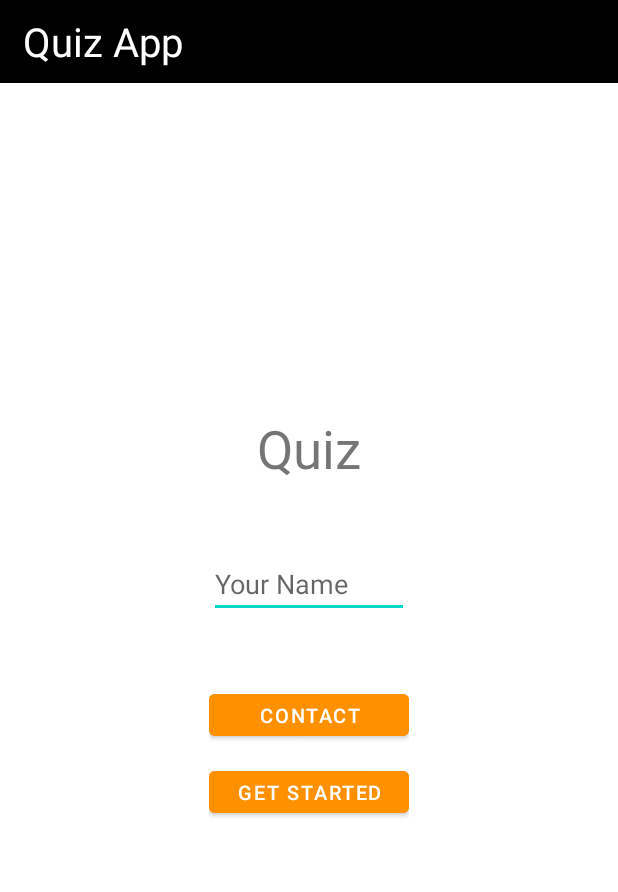
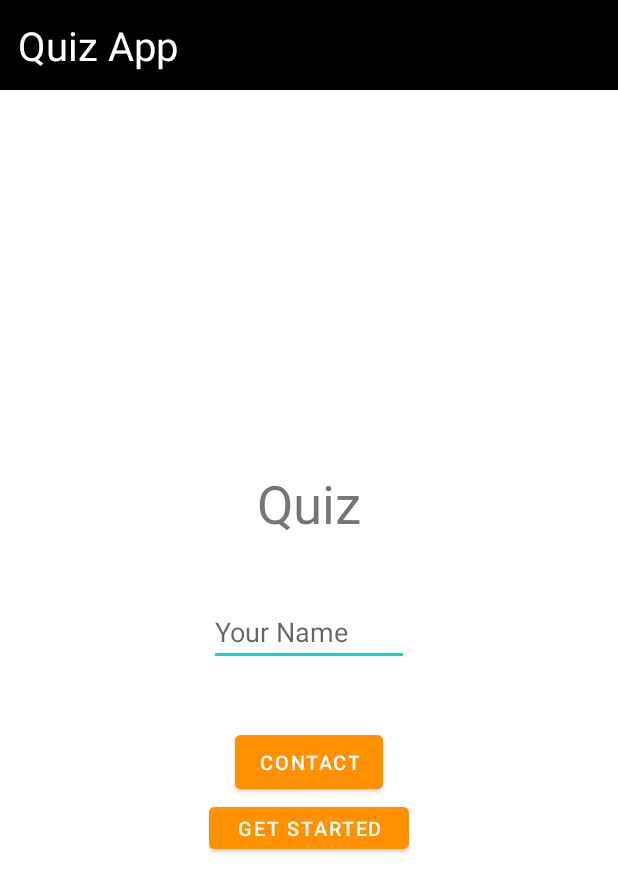
Before and after one commit to D-SZAdorjan/QuizApp, an Android app: the screen it shows after launch (MainActivity), on a phone screen of 412 x 824 dp. Shown: the top 892 px of the screen. Run offline under Robolectric (Android 15) with nearby library versions, the phone set to English and light mode, and no system bars; 2 statements that could not run were skipped.

Commit message:
5ös labor kis kiegészítés

```diff
--- a/Lab3_2/app/src/main/java/com/example/lab3_2/AppFirstPageActivity.kt
+++ b/Lab3_2/app/src/main/java/com/example/lab3_2/AppFirstPageActivity.kt
@@ -18,8 +18,8 @@ class AppFirstPageActivity : AppCompatActivity() {
 
         user_name = findViewById(R.id.name_of_player)
 
-        val u_name = intent.getStringExtra(MainActivity.EXTRA_MESSAGE)
+        //val u_name = intent.getStringExtra(MainActivity.EXTRA_MESSAGE)
 
-        user_name.setText(u_name)
+        //user_name.setText(u_name)
     }
 }
--- a/Lab3_2/app/src/main/java/com/example/lab3_2/MainActivity.kt
+++ b/Lab3_2/app/src/main/java/com/example/lab3_2/MainActivity.kt
@@ -1,5 +1,6 @@
 package com.example.lab3_2
 
+import QuizController
 import android.app.Instrumentation
 import android.content.Context
 import android.content.Intent
@@ -18,11 +19,15 @@ import androidx.activity.result.ActivityResult
 import androidx.activity.result.ActivityResultCallback
 import androidx.activity.result.contract.ActivityResultContract
 import androidx.activity.result.contract.ActivityResultContracts
+import androidx.activity.viewModels
+import androidx.fragment.app.FragmentManager
 import com.google.android.material.snackbar.Snackbar
+import logic.MyViewModel
 import java.security.AccessController.getContext
 
 class MainActivity : AppCompatActivity() {
-    companion object{
+
+    /*companion object{
         const val EXTRA_MESSAGE = "com.example.QuizApp.USERNAME"
     }
 
@@ -35,13 +40,13 @@ class MainActivity : AppCompatActivity() {
         override fun parseResult(resultCode: Int, intent: Intent?): Uri? {
             return if (resultCode == RESULT_OK) intent?.data else null
         }
-    }
+    }*/
 
     private lateinit var btnGetStarted : Button
     private lateinit var etMainEditText : EditText
     private lateinit var btnContacts : Button
 
-    private val activityRL = registerForActivityResult(PickContact()){
+    /*private val activityRL = registerForActivityResult(PickContact()){
         it?.also { contactUri ->
             val projection = arrayOf(
                 ContactsContract.CommonDataKinds.Phone.DISPLAY_NAME,
@@ -54,15 +59,22 @@ class MainActivity : AppCompatActivity() {
                 close()
             }
         }
-    }
+    }*/
 
     override fun onCreate(savedInstanceState: Bundle?) {
         super.onCreate(savedInstanceState)
         super.getSupportActionBar()?.hide()
 
+        //creating the viewmodel
+        val model: MyViewModel by viewModels()
+        //creating the quizController object
+        val quizC = QuizController(this)
+        //adding the quizController object to the viewmodel
+        model.setQuizController(quizC)
+
         super.setContentView(R.layout.activity_main)
 
-        btnGetStarted = findViewById(R.id.btnGs)
+        /*btnGetStarted = findViewById(R.id.btnGs)
         etMainEditText = findViewById(R.id.et_main)
         btnContacts = findViewById(R.id.btnContact)
 
@@ -74,7 +86,9 @@ class MainActivity : AppCompatActivity() {
 
         btnContacts.setOnClickListener{
             onContactButtonClick()
-        }
+        }*/
+
+
     }
 
     override fun onStart() {
@@ -102,7 +116,7 @@ class MainActivity : AppCompatActivity() {
         Log.i("GSBTN", "The app got Destroyed!")
     }
 
-    fun onGSBUttonClick(){
+    /*fun onGSBUttonClick(){
         Log.i("GSBTN", "clicked")
         when{
             etMainEditText.text.isBlank() -> Snackbar.make(window.decorView.rootView, "The \"Your name\" field can't be blank", Snackbar.LENGTH_LONG).setAction("Try Again"){}.show()
@@ -120,5 +134,5 @@ class MainActivity : AppCompatActivity() {
 
     fun onContactButtonClick(){
         activityRL.launch(0)
-    }
+    }*/
 }
--- /dev/null
+++ b/Lab3_2/app/src/main/java/com/example/lab3_2/QuizStartFragment.kt
@@ -0,0 +1,126 @@
+package com.example.lab3_2
+
+import Answer
+import QuizController
+import android.content.Context
+import android.content.Intent
+import android.net.Uri
+import android.os.Bundle
+import android.provider.ContactsContract
+import android.util.Log
+import androidx.fragment.app.Fragment
+import android.view.LayoutInflater
+import android.view.View
+import android.view.ViewGroup
+import android.widget.Button
+import android.widget.EditText
+import androidx.activity.result.contract.ActivityResultContract
+import androidx.appcompat.app.AppCompatActivity
+import androidx.navigation.Navigation
+import com.example.lab3_2.databinding.FragmentQuizStartBinding
+import com.google.android.material.snackbar.Snackbar
+
+class QuizStartFragment : Fragment() {
+
+    override fun onCreate(savedInstanceState: Bundle?) {
+        super.onCreate(savedInstanceState)
+    }
+
+    companion object{
+        const val EXTRA_MESSAGE = "com.example.QuizApp.USERNAME"
+    }
+
+    class PickContact : ActivityResultContract<Int, Uri?>() {
+        override fun createIntent(context: Context, input: Int?) =
+            Intent(Intent.ACTION_PICK, ContactsContract.Contacts.CONTENT_URI).also {
+                it.type = ContactsContract.CommonDataKinds.Phone.CONTENT_TYPE
+            }
+
+        override fun parseResult(resultCode: Int, intent: Intent?): Uri? {
+            return if (resultCode == AppCompatActivity.RESULT_OK) intent?.data else null
+        }
+    }
+
+    private val activityRL = registerForActivityResult(PickContact()){
+        it?.also { contactUri ->
+            val projection = arrayOf(
+                ContactsContract.CommonDataKinds.Phone.DISPLAY_NAME,
+                ContactsContract.CommonDataKinds.Phone.NUMBER
+            )
+
+            this.activity?.contentResolver?.query(contactUri, projection, null, null, null)?.apply{
+                moveToFirst()
+                etMainEditText.setText(getString(0))
+                close()
+            }
+        }
+    }
+
+    private var _binding: FragmentQuizStartBinding? = null
+    // This property is only valid between onCreateView and
+// onDestroyView.
+    private val binding get() = _binding!!
+
+    private lateinit var btnGetStarted : Button
+    private lateinit var etMainEditText : EditText
+    private lateinit var btnContacts : Button
+
+    override fun onCreateView(
+        inflater: LayoutInflater,
+        container: ViewGroup?,
+        savedInstanceState: Bundle?
+    ): View? {
+        //val view = inflater.inflate(R.layout.fragment_quiz_start, container, false)
+        _binding = FragmentQuizStartBinding.inflate(inflater, container, false)
+        val view = binding.root
+        // Inflate the layout for this fragment
+        btnGetStarted = binding.btnGs
+        Log.i("btnGetStarted", btnGetStarted.toString())
+        btnContacts = binding.btnContact
+        etMainEditText = binding.etMain
+        return view
+    }
+
+    override fun onViewCreated(view: View, savedInstanceState: Bundle?) {
+        super.onViewCreated(view, savedInstanceState)
+
+        btnGetStarted.setOnClickListener{
+            Log.i("btnGetStarted", "button get started got cllicked!")
+            onGSBUttonClick(view)
+        }
+
+        btnContacts.setOnClickListener{
+            Log.i("btnContacts", "button contacts got cllicked!")
+            onContactButtonClick()
+        }
+    }
+
+    override fun onDestroyView() {
+        super.onDestroyView()
+        _binding = null
+    }
+
+    fun onGSBUttonClick(view: View){
+        Log.i("GSBTN", "clicked")
+        when{
+            etMainEditText.text.isBlank() -> Snackbar.make(requireActivity().findViewById(android.R.id.content), "The \"Your name\" field can't be blank", Snackbar.LENGTH_LONG).setAction("Try Again"){}.show()
+            etMainEditText.text.all{ !it.isLetter() } -> Snackbar.make(requireActivity().findViewById(android.R.id.content), "The \"Your name\" field should contain only letters", Snackbar.LENGTH_LONG).setAction("Try Again"){ etMainEditText.text.clear() }.show()
+            else -> { openQuestionFragment(view) }//openFPActivity() }
+        }
+    }
+
+    /*fun openFPActivity(){
+        val intent = Intent(this, AppFirstPageActivity::class.java).apply{
+            putExtra(EXTRA_MESSAGE, etMainEditText.text.toString())
+        }
+        startActivity(intent)
+    }*/
+
+    fun openQuestionFragment(view: View){
+        Navigation.findNavController(view).navigate(R.id.navigateQuizStartFragmentToQuestionFragment)
+    }
+
+    fun onContactButtonClick(){
+        activityRL.launch(0)
+    }
+}
--- a/Lab3_2/app/src/main/res/layout/activity_main.xml
+++ b/Lab3_2/app/src/main/res/layout/activity_main.xml
@@ -6,24 +6,24 @@
     android:layout_height="match_parent"
     tools:context=".MainActivity">
 
-    <RelativeLayout
+    <androidx.constraintlayout.widget.ConstraintLayout
         android:layout_width="match_parent"
-        android:layout_height="match_parent">
-        <LinearLayout
+        android:layout_height="match_parent"
+        app:layout_constraintTop_toTopOf="parent">
+
+        <TextView
+            android:id="@+id/head"
             android:layout_width="match_parent"
-            android:layout_height="25pt"
+            android:layout_height="wrap_content"
             android:background="@color/black"
-            android:id="@+id/heder_main">
-            <TextView
-                android:layout_width="wrap_content"
-                android:layout_height="wrap_content"
-                android:text="Quiz App"
-                android:textColor="@color/white"
-                android:textSize="12pt"
-                android:layout_marginLeft="7pt"
-                android:layout_gravity="center_vertical"/>
-        </LinearLayout>
-        <RelativeLayout
+            android:padding="12sp"
+            android:text="Quiz App"
+            android:textColor="@color/white"
+            android:textSize="12pt"
+            app:layout_constraintLeft_toLeftOf="parent"
+            app:layout_constraintStart_toStartOf="parent"
+            app:layout_constraintTop_toTopOf="parent"></TextView>
+        <!--<RelativeLayout
             android:layout_width="wrap_content"
             android:layout_height="wrap_content"
             android:layout_centerInParent="true">
@@ -63,7 +63,20 @@
                 android:textSize="6pt"
                 android:backgroundTint="@color/orange_f9100"/>
 
-        </RelativeLayout>
-    </RelativeLayout>
+        </RelativeLayout>-->
+        <androidx.fragment.app.FragmentContainerView
+            android:id="@+id/fragmentContainerView"
+            android:name="androidx.navigation.fragment.NavHostFragment"
+            android:layout_marginTop="60dp"
+            android:layout_width="match_parent"
+            android:layout_height="wrap_content"
+            app:defaultNavHost="true"
+            app:navGraph="@navigation/my_nav"
+            app:layout_constraintTop_toTopOf="parent"
+            app:layout_constraintBottom_toBottomOf="parent"
+            app:layout_constraintLeft_toLeftOf="parent"/>
+
+    </androidx.constraintlayout.widget.ConstraintLayout>
+
 
 </androidx.constraintlayout.widget.ConstraintLayout>
--- /dev/null
+++ b/Lab3_2/app/src/main/res/layout/fragment_quiz_start.xml
@@ -0,0 +1,60 @@
+<?xml version="1.0" encoding="utf-8"?>
+<FrameLayout xmlns:android="http://schemas.android.com/apk/res/android"
+    xmlns:app="http://schemas.android.com/apk/res-auto"
+    xmlns:tools="http://schemas.android.com/tools"
+    android:layout_width="match_parent"
+    android:layout_height="match_parent"
+    tools:context=".QuizStartFragment">
+    <androidx.constraintlayout.widget.ConstraintLayout
+        android:layout_width="wrap_content"
+        android:layout_height="wrap_content"
+        android:layout_centerInParent="true"
+        android:layout_gravity="center">
+
+        <TextView
+            android:id="@+id/title_QA_main"
+            android:layout_width="wrap_content"
+            android:layout_height="wrap_content"
+            android:text="Quiz"
+            android:textSize="16pt"
+            app:layout_constraintLeft_toLeftOf="parent"
+            app:layout_constraintRight_toRightOf="parent"
+            app:layout_constraintTop_toTopOf="parent" />
+
+        <EditText
+            android:layout_width="60pt"
+            android:layout_height="20pt"
+            android:layout_marginTop="40dp"
+            android:id="@+id/et_main"
+            android:hint="Your Name"
+            app:layout_constraintTop_toBottomOf="@+id/title_QA_main"
+            app:layout_constraintLeft_toLeftOf="parent"
+            app:layout_constraintRight_toRightOf="parent"/>
+
+        <Button
+            android:id="@+id/btnContact"
+            android:layout_width="wrap_content"
+            android:layout_height="wrap_content"
+            android:layout_marginTop="40dp"
+            android:text="Contact"
+            android:textSize="6pt"
+            android:backgroundTint="@color/orange_f9100"
+            app:layout_constraintTop_toBottomOf="@+id/et_main"
+            app:layout_constraintLeft_toLeftOf="parent"
+            app:layout_constraintRight_toRightOf="parent"/>
+
+        <Button
+            android:id="@+id/btnGs"
+            android:layout_width="60pt"
+            android:layout_height="18pt"
+            android:backgroundTint="@color/orange_f9100"
+            android:text="Get Started"
+            android:textSize="6pt"
+            app:layout_constraintTop_toBottomOf="@+id/btnContact"
+            app:layout_constraintLeft_toLeftOf="parent"
+            app:layout_constraintRight_toRightOf="parent"/>
+
+    </androidx.constraintlayout.widget.ConstraintLayout>
+
+
+</FrameLayout>
--- /dev/null
+++ b/Lab3_2/app/src/main/res/navigation/my_nav.xml
@@ -0,0 +1,38 @@
+<?xml version="1.0" encoding="utf-8"?>
+<navigation xmlns:android="http://schemas.android.com/apk/res/android"
+    xmlns:app="http://schemas.android.com/apk/res-auto"
+    xmlns:tools="http://schemas.android.com/tools"
+    android:id="@+id/my_nav"
+    app:startDestination="@id/quizStartFragment">
+
+    <fragment
+        android:id="@+id/quizStartFragment"
+        android:name="com.example.lab3_2.QuizStartFragment"
+        android:label="fragment_quiz_start"
+        tools:layout="@layout/fragment_quiz_start" >
+        <action
+            android:id="@+id/navigateQuizStartFragmentToQuestionFragment"
+            app:destination="@id/questionFragment" />
+    </fragment>
+    <fragment
+        android:id="@+id/questionFragment"
+        android:name="com.example.lab3_2.QuestionFragment"
+        android:label="fragment_question"
+        tools:layout="@layout/fragment_question" >
+        <action
+            android:id="@+id/navigateQuestionFragmentToQuizEndFragment"
+            app:destination="@id/quizEndFragment" />
+        <action
+            android:id="@+id/navigateQuestionFragmentToItSelf"
+            app:destination="@id/questionFragment" />
+    </fragment>
+    <fragment
+        android:id="@+id/quizEndFragment"
+        android:name="com.example.lab3_2.QuizEndFragment"
+        android:label="fragment_quiz_end"
+        tools:layout="@layout/fragment_quiz_end" >
+        <action
+            android:id="@+id/navigateQuizEndFragmentToQuizStartFragment"
+            app:destination="@id/quizStartFragment" />
+    </fragment>
+</navigation>
--- a/Lab3_2/app/src/main/res/values/strings.xml
+++ b/Lab3_2/app/src/main/res/values/strings.xml
@@ -1,3 +1,5 @@
 <resources>
     <string name="app_name">Lab3_2</string>
+    <!-- TODO: Remove or change this placeholder text -->
+    <string name="hello_blank_fragment">Hello blank fragment</string>
 </resources>
```
Also changed, not shown: Lab3_2/app/build.gradle (+7 -0 lines), Lab3_2/app/src/main/java/com/example/lab3_2/QuestionFragment.kt (added, +127 -0 lines), Lab3_2/app/src/main/java/com/example/lab3_2/QuizEndFragment.kt (added, +57 -0 lines), Lab3_2/app/src/main/java/logic/MyViewModel.kt (added, +75 -0 lines), Lab3_2/app/src/main/res/layout/fragment_question.xml (added, +78 -0 lines), Lab3_2/app/src/main/res/layout/fragment_quiz_end.xml (added, +40 -0 lines), Lab3_2/app/src/main/res/raw/quiz.txt (added, +50 -0 lines).
